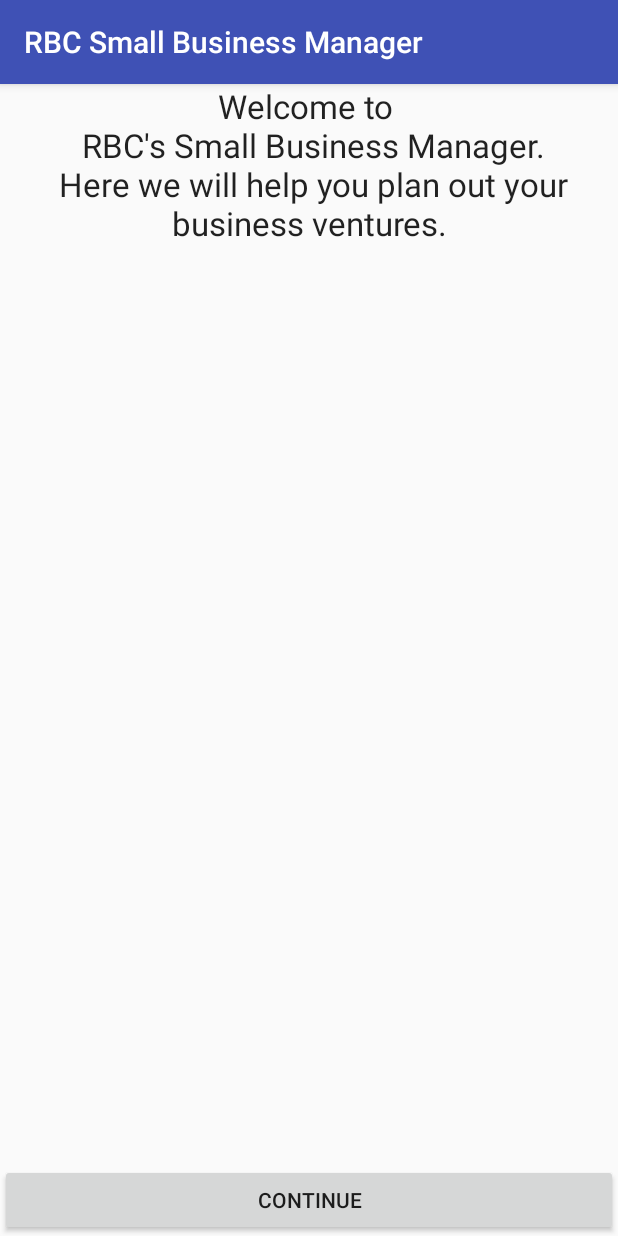
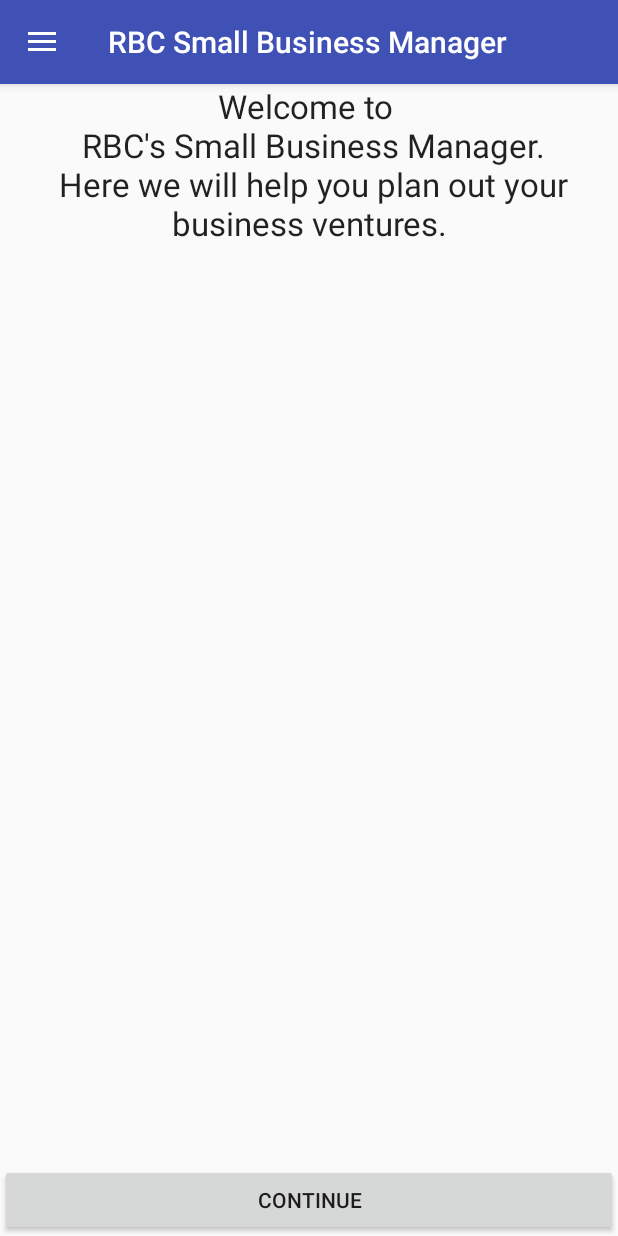
Before and after one commit to JonHerrera/Business-App, an Android app: the screen it shows after launch (MainActivity), on a phone screen of 412 x 824 dp. Run offline under Robolectric (Android 15) with nearby library versions, the phone set to English and light mode, and no system bars.

Commit message:
Navigation drawer

```diff
--- a/app/src/main/java/com/example/jonlh/rbcsmallbusinessmanager/MainActivity.java
+++ b/app/src/main/java/com/example/jonlh/rbcsmallbusinessmanager/MainActivity.java
@@ -1,28 +1,85 @@
 package com.example.jonlh.rbcsmallbusinessmanager;
 
 import android.content.Intent;
+import android.content.res.Configuration;
+import android.support.v4.widget.DrawerLayout;
+import android.support.v7.app.ActionBarDrawerToggle;
 import android.support.v7.app.AppCompatActivity;
 import android.os.Bundle;
+import android.view.Menu;
+import android.view.MenuInflater;
+import android.view.MenuItem;
 import android.view.View;
+import android.widget.AdapterView;
 import android.widget.ArrayAdapter;
 import android.widget.Button;
+import android.widget.ListView;
 import android.widget.Spinner;
 import android.widget.TextView;
+import android.widget.Toast;
 
 public class MainActivity extends AppCompatActivity {
 
     //calling the components from the view into objects
     private TextView welcomeTextView;
 
+    //navigation drawer member variables
+    private ListView mDrawerList;
+    private ArrayAdapter<String> mAdapter;
+
+    private ActionBarDrawerToggle mDrawerToggle;
+    private DrawerLayout mDrawerLayout;
+    private String mActivityTitle;
+
     @Override
     protected void onCreate(Bundle savedInstanceState) {
         super.onCreate(savedInstanceState);
         setContentView(R.layout.start_business_welcome); //this is the greeting screen
 
+        getSupportActionBar().setDisplayHomeAsUpEnabled(true);
+        getSupportActionBar().setHomeButtonEnabled(true);
+
         //TODO: the first screen should be a login screen as opposed to this
         welcomeTextView = (TextView) findViewById(R.id.welcomeTextView);
         initializeActivityText(); //sets the initial text for the textview
+
+        mDrawerList = (ListView)findViewById(R.id.navList);
+        mDrawerLayout = (DrawerLayout)findViewById(R.id.drawer_layout);
+        mActivityTitle = getTitle().toString();
+
+        mDrawerList.setOnItemClickListener(new AdapterView.OnItemClickListener() {
+            @Override
+            public void onItemClick(AdapterView<?> parent, View view, int position, long id) {
+                Toast.makeText(MainActivity.this, "Time for an upgrade!", Toast.LENGTH_SHORT).show();
+            }
+        });
+
+        mDrawerToggle = new ActionBarDrawerToggle(this, mDrawerLayout,
+                R.string.drawer_open, R.string.drawer_close) {
+
+            /** Called when a drawer has settled in a completely open state. */
+            public void onDrawerOpened(View drawerView) {
+                super.onDrawerOpened(drawerView);
+                getSupportActionBar().setTitle("Navigation!");
+                invalidateOptionsMenu(); // creates call to onPrepareOptionsMenu()
+            }
+
+            /** Called when a drawer has settled in a completely closed state. */
+            public void onDrawerClosed(View view) {
+                super.onDrawerClosed(view);
+                getSupportActionBar().setTitle(mActivityTitle);
+                invalidateOptionsMenu(); // creates call to onPrepareOptionsMenu()
+            }
+        };
     }
+
+    private void addDrawerItems() {
+        String[] osArray = { "Android", "iOS", "Windows", "OS X", "Linux" };
+        mAdapter = new ArrayAdapter(this, android.R.layout.simple_list_item_1, osArray);
+        mDrawerList.setAdapter(mAdapter);
+    }
+
+
 
     //setting the TextView on the XML to the String here
     private void initializeActivityText() {
@@ -35,4 +92,30 @@ public class MainActivity extends AppCompatActivity {
         Intent i = new Intent(this, start_business_industry.class);
         startActivity(i);
     }
+
+    private void setupDrawer() {
+        mDrawerToggle.setDrawerIndicatorEnabled(true);
+        mDrawerLayout.setDrawerListener(mDrawerToggle);
+    }
+
+    @Override
+    protected void onPostCreate(Bundle savedInstanceState) {
+        super.onPostCreate(savedInstanceState);
+        mDrawerToggle.syncState();
+    }
+
+    @Override
+    public void onConfigurationChanged(Configuration newConfig) {
+        super.onConfigurationChanged(newConfig);
+        mDrawerToggle.onConfigurationChanged(newConfig);
+    }
+
+    public boolean onOptionsItemSelected(MenuItem item) {
+        // The action bar home/up action should open or close the drawer.
+        // ActionBarDrawerToggle will take care of this.
+        if (mDrawerToggle.onOptionsItemSelected(item)) {
+            return true;
+        }
+        else return false;
+    }
 }
--- /dev/null
+++ b/app/src/main/res/layout/drawer_layout.xml
@@ -0,0 +1,13 @@
+<android.support.v4.widget.DrawerLayout
+    xmlns:android="http://schemas.android.com/apk/res/android"
+    android:id="@+id/drawer_layout"
+    android:layout_width="match_parent"
+    android:layout_height="match_parent">
+
+    <ListView
+        android:id="@+id/navList"
+        android:layout_width="200dp"
+        android:layout_height="match_parent"
+        android:layout_gravity="left|start"
+        android:background="#ffeeeeee"/>
+</android.support.v4.widget.DrawerLayout>
--- a/app/src/main/res/layout/start_business_welcome.xml
+++ b/app/src/main/res/layout/start_business_welcome.xml
@@ -17,4 +17,6 @@
         android:id="@+id/continueButton1"
         android:layout_gravity="center_horizontal|bottom"
         android:onClick="continueClick"/>
+
+    <include layout="@layout/drawer_layout"/>
 </FrameLayout>
--- /dev/null
+++ b/app/src/main/res/menu/menu_main.xml
@@ -0,0 +1,4 @@
+<?xml version="1.0" encoding="utf-8"?>
+<menu xmlns:android="http://schemas.android.com/apk/res/android">
+
+</menu>
--- a/app/src/main/res/values/strings.xml
+++ b/app/src/main/res/values/strings.xml
@@ -6,4 +6,7 @@
     </string>
 
     <string name="start_business_offers">Here is what we can provide for your business</string>
+
+    <string name="drawer_open">Open navigation drawer</string>
+    <string name="drawer_close">Close navigation drawer</string>
 </resources>
--- a/build.gradle
+++ b/build.gradle
@@ -5,7 +5,7 @@ buildscript {
         jcenter()
     }
     dependencies {
-        classpath 'com.android.tools.build:gradle:2.1.3'
+        classpath 'com.android.tools.build:gradle:2.2.0'
 
         // NOTE: Do not place your application dependencies here; they belong
         // in the individual module build.gradle files
```
Also changed, not shown: 4 other files.
